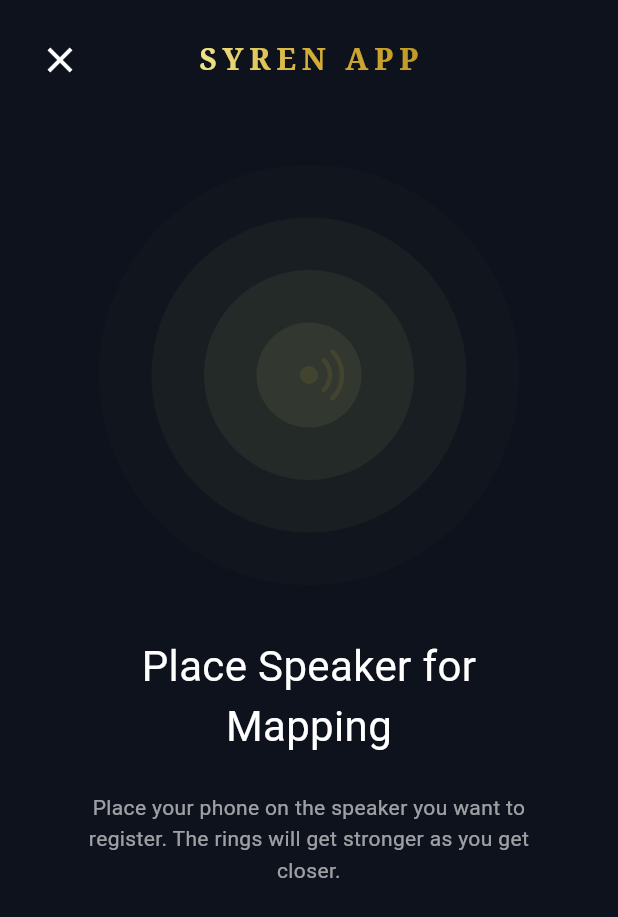
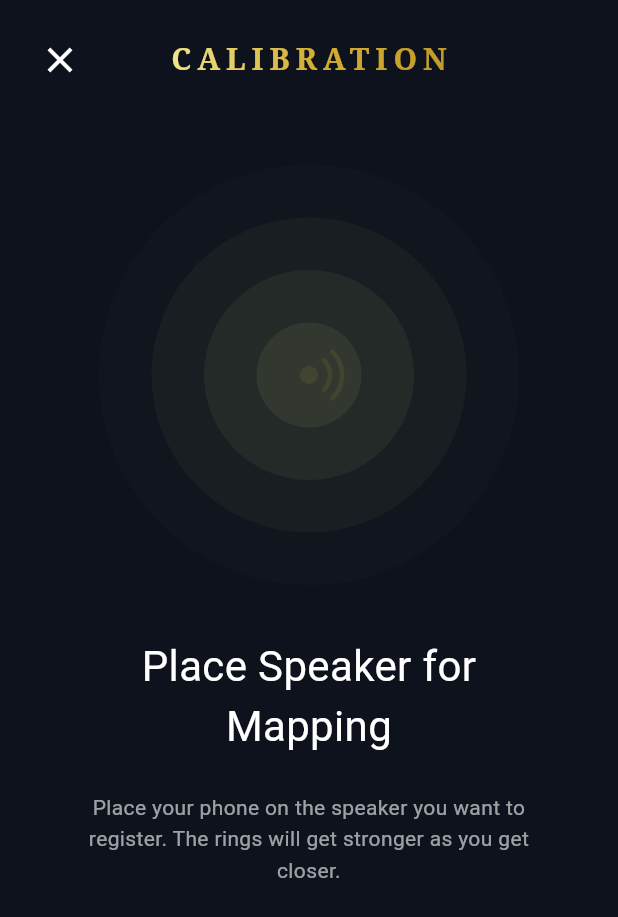
Before and after one commit to SyrenSystem/SyrenApp, a Flutter app: the ConnectSpeakerPage screen opened directly, on a phone screen of 412 x 824 dp. Shown: the top 917 px of the screen. Run offline on Flutter 3.47's test engine with Material 3 defaults, Android fonts, the phone set to English and light mode, and no system bars; our stand-ins replace flutter_riverpod, shared_preferences; missing offline and left inert: libserialport, mqtt_client, usb_serial; accounts and stored records are empty.

Commit message:
switch to calibration text

```diff
--- a/lib/ui/connect_speaker_page.dart
+++ b/lib/ui/connect_speaker_page.dart
@@ -52,7 +52,7 @@ class ConnectSpeakerPage extends ConsumerWidget {
                       ],
                     ).createShader(bounds),
                     child: const Text(
-                      'SYREN APP',
+                      'CALIBRATION',
                       style: TextStyle(
                         fontSize: 20,
                         fontWeight: FontWeight.bold,
```
